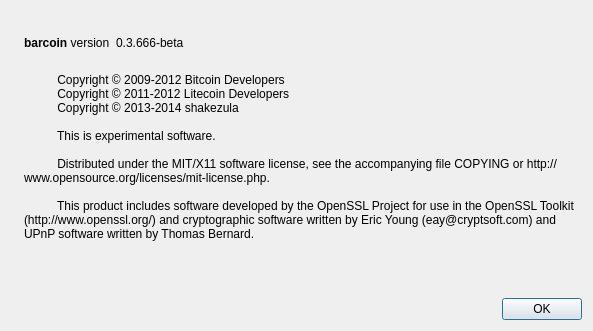
Old version of the form src/qt/forms/aboutdialog.ui in the repository Pranz/smallchange.
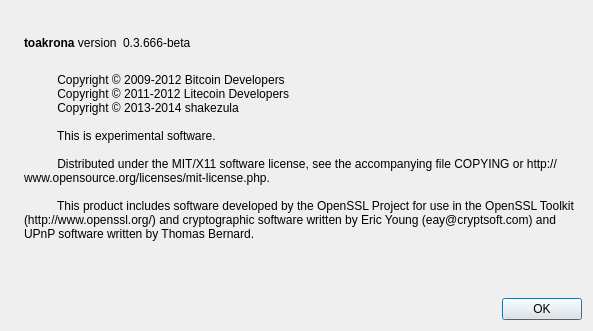
New version of the form. Icons and pictures are not drawn.

What changed in the file:
```diff
--- a/src/qt/forms/aboutdialog.ui
+++ b/src/qt/forms/aboutdialog.ui
@@ -50,7 +50,7 @@
           <cursorShape>IBeamCursor</cursorShape>
          </property>
          <property name="text">
-          <string>&lt;b&gt;barcoin&lt;/b&gt; version</string>
+          <string>&lt;b&gt;toakrona&lt;/b&gt; version</string>
          </property>
          <property name="textInteractionFlags">
           <set>Qt::LinksAccessibleByMouse|Qt::TextSelectableByKeyboard|Qt::TextSelectableByMouse</set>
```
Left out of the diff: 2 changed lines with no effect on the pictures.
